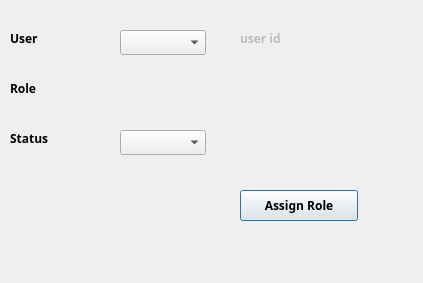
First picture: the form in presentation/authorization_ui/assignUserToRole.ui, repository shymaa123456/HyperPOS2020, before the edit.
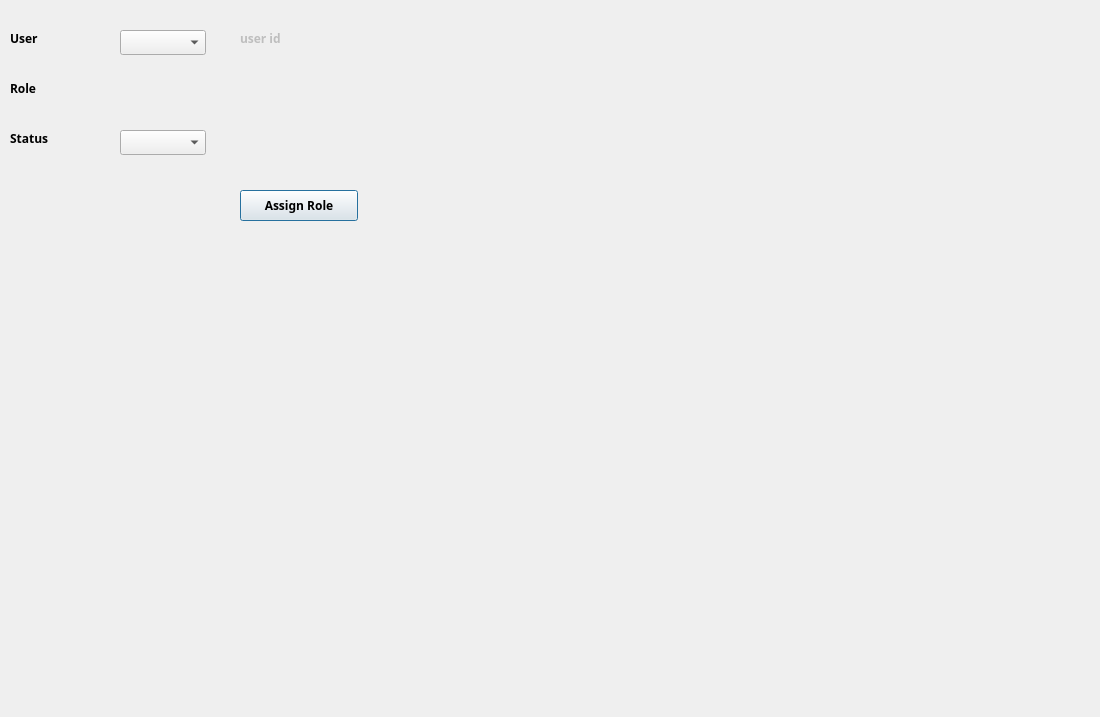
Second picture: the form after the edit.

```diff
--- a/presentation/authorization_ui/assignUserToRole.ui
+++ b/presentation/authorization_ui/assignUserToRole.ui
@@ -6,20 +6,20 @@
    <rect>
     <x>0</x>
     <y>0</y>
-    <width>423</width>
-    <height>283</height>
+    <width>1100</width>
+    <height>717</height>
    </rect>
   </property>
   <property name="minimumSize">
    <size>
-    <width>423</width>
-    <height>283</height>
+    <width>1100</width>
+    <height>717</height>
    </size>
   </property>
   <property name="maximumSize">
    <size>
-    <width>423</width>
-    <height>283</height>
+    <width>1100</width>
+    <height>717</height>
    </size>
   </property>
   <property name="windowTitle">
```
